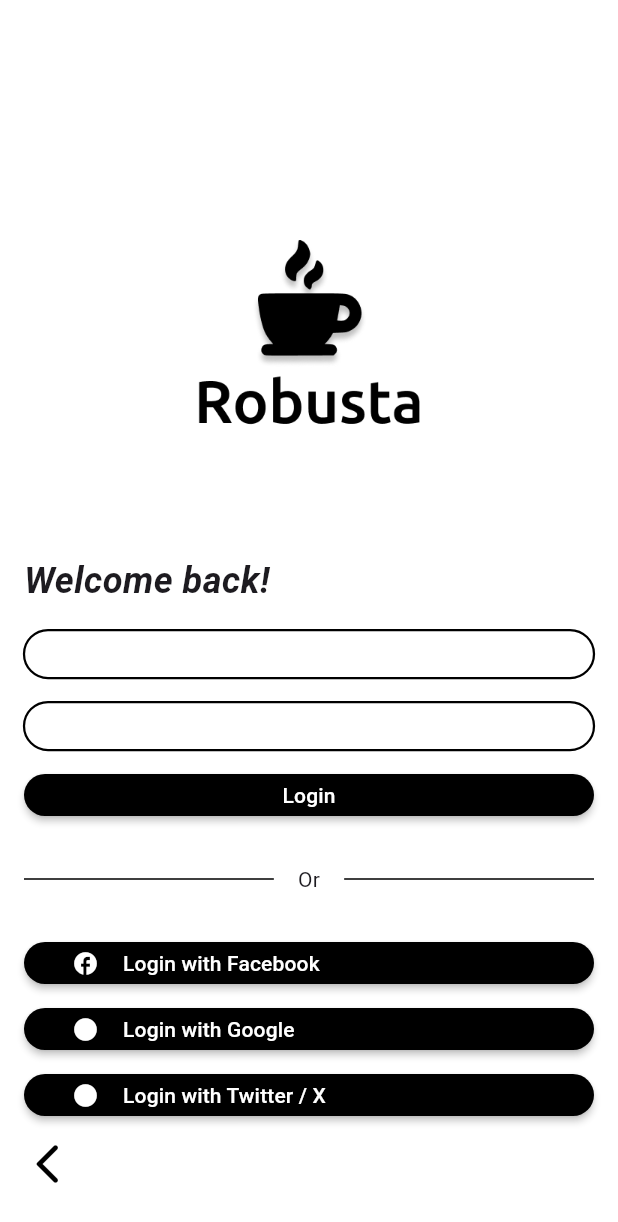
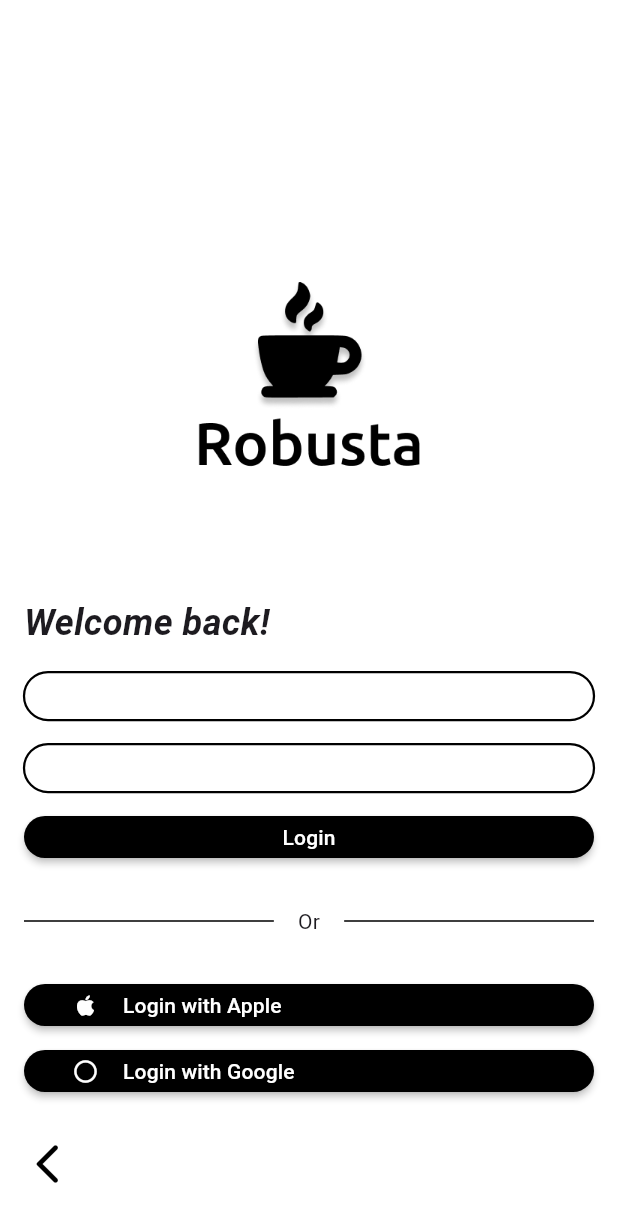
Before and after one commit to torak289/cafe-app-v2, a Flutter app: the LoginPage screen opened by its route, on a phone screen of 412 x 824 dp. Shown: the top 1222 px of the screen. Run offline on Flutter 3.47's test engine with Material 3 defaults, Android fonts, the phone set to English and light mode, and no system bars; our stand-ins replace barcode_widget, flutter_map, geolocator, hive_flutter, latlong2, supabase_flutter; missing offline and left inert: dio_cache_interceptor, dio_cache_interceptor_file_store, flutter_map_animations, flutter_map_cache, mobile_scanner; accounts and stored records are empty; network calls fail; Roboto replaces fonts that are missing (Ubuntu).

Commit message:
update sso login buttons

```diff
--- a/lib/screens/login_page.dart
+++ b/lib/screens/login_page.dart
@@ -150,9 +150,9 @@ class _LoginPageState extends State<LoginPage> {
                           onPressed: () => authService.facebookSSO(),
                           child: const Row(
                             children: [
-                              Icon(Icons.facebook_rounded),
+                              Icon(Icons.apple_rounded),
                               Padding(padding: EdgeInsets.all(8)),
-                              Text("Login with Facebook"),
+                              Text("Login with Apple"),
                             ],
                           ),
                         ),
@@ -163,7 +163,7 @@ class _LoginPageState extends State<LoginPage> {
                           onPressed: () => authService.googleSSO(),
                           child: const Row(
                             children: [
-                              Icon(Icons.circle),
+                              Icon(Icons.circle_outlined),
                               Padding(padding: EdgeInsets.all(8)),
                               Text("Login with Google"),
                             ],
@@ -171,20 +171,7 @@ class _LoginPageState extends State<LoginPage> {
                         ),
                         const Padding(
                             padding:
-                                EdgeInsets.all(CafeAppUI.buttonSpacingMedium)),
-                        TextButton(
-                          onPressed: () => authService.twitterSSO(),
-                          child: const Row(
-                            children: [
-                              Icon(Icons.circle),
-                              Padding(padding: EdgeInsets.all(8)),
-                              Text("Login with Twitter / X"),
-                            ],
-                          ),
-                        ),
-                        const Padding(
-                            padding:
-                                EdgeInsets.all(CafeAppUI.buttonSpacingMedium)),
+                                EdgeInsets.all(CafeAppUI.buttonSpacingLarge)),
                         Row(
                           children: [
                             GestureDetector(
--- a/lib/screens/registration_page.dart
+++ b/lib/screens/registration_page.dart
@@ -37,10 +37,9 @@ class RegistrationPage extends StatelessWidget {
               ],
             ),
             TextButton(
-                onPressed: () => {}, child: const Text("Register with Facebook")),
+                onPressed: () => {}, child: const Text("Register with Apple")),
             TextButton(
-                onPressed: () => {}, child: const Text("Register with Google")),
-            TextButton(onPressed: () => {}, child: const Text("Register with X"))
+                onPressed: () => {}, child: const Text("Register with Google"))
           ],
         ),
       ),
```
